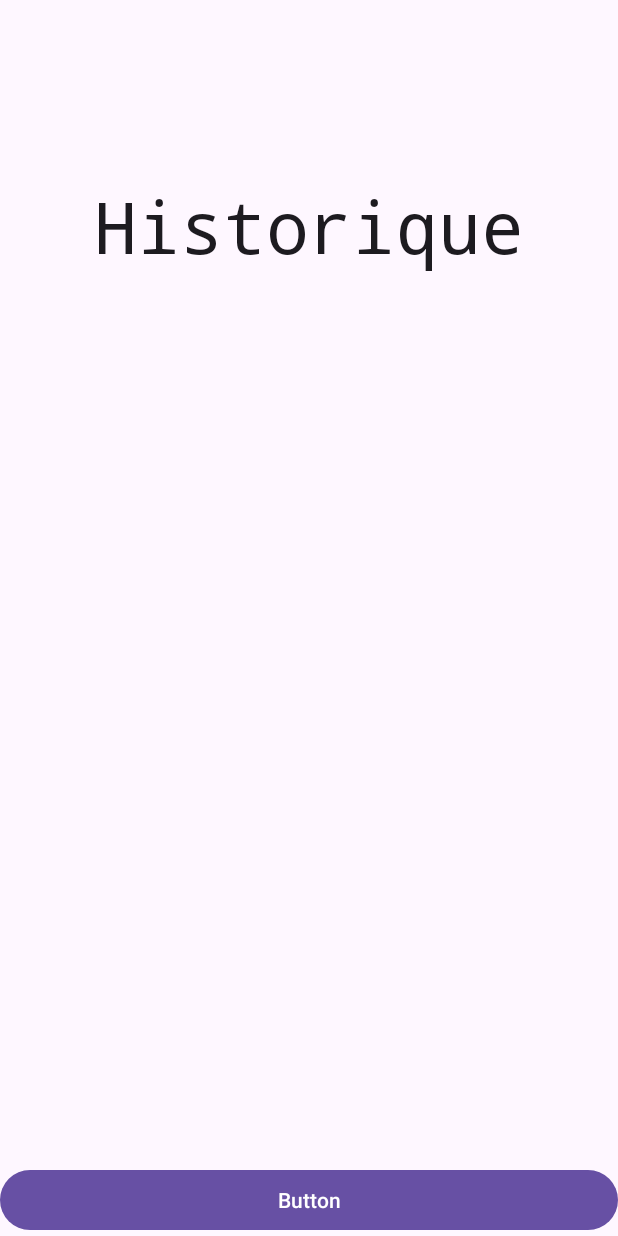
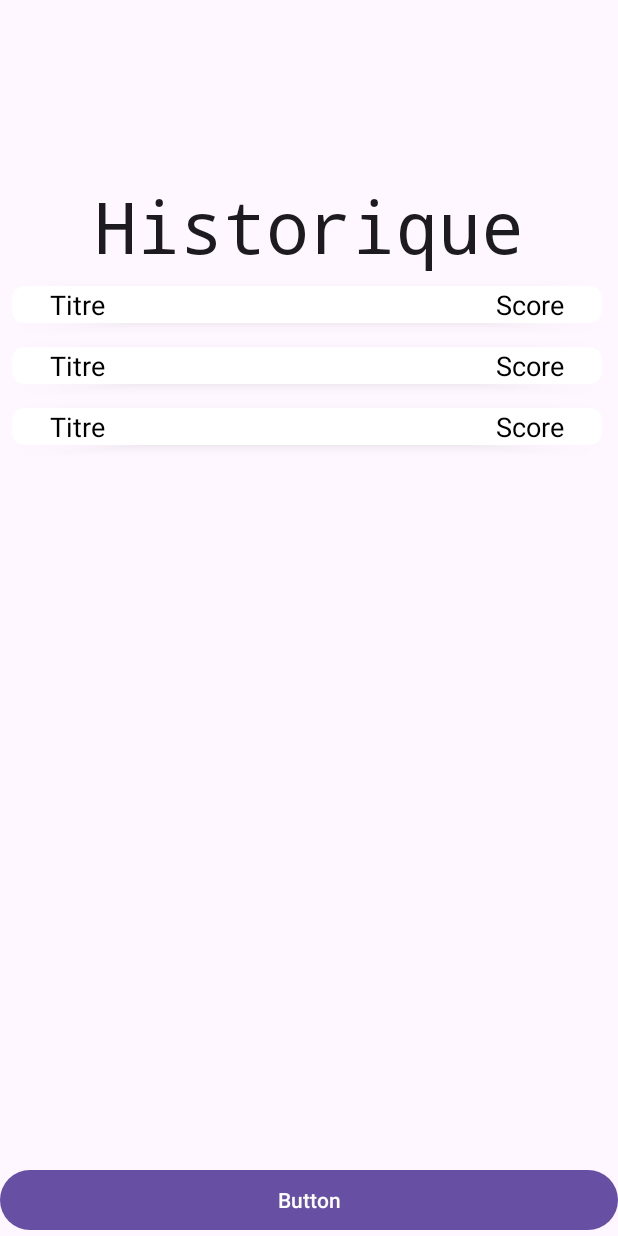
Before and after one commit to Bifmann/JoQuiz, an Android app: the layout historique.xml on its own in the app's theme, with its tools: preview values and no code run, on a phone screen of 412 x 824 dp. Run offline under Robolectric (Android 15) with nearby library versions, the phone set to English and light mode, and no system bars.

Commit message:
Update de l'historique, Affichage de donnée fonctionne !!!
Création d'un nouveau recycleview pour la classe historique

```diff
--- a/JoQuizApp/app/src/main/AndroidManifest.xml
+++ b/JoQuizApp/app/src/main/AndroidManifest.xml
@@ -1,11 +1,7 @@
 <?xml version="1.0" encoding="utf-8"?>
 <manifest xmlns:android="http://schemas.android.com/apk/res/android"
     xmlns:tools="http://schemas.android.com/tools">
-    <uses-permission android:name="android.permission.READ_EXTERNAL_STORAGE"/>
-    <uses-permission android:name="android.permission.WRITE_EXTERNAL_STORAGE"/>
-
     <application
-        android:requestLegacyExternalStorage="true"
         android:allowBackup="true"
         android:dataExtractionRules="@xml/data_extraction_rules"
         android:fullBackupContent="@xml/backup_rules"
--- a/JoQuizApp/app/src/main/res/layout/historique.xml
+++ b/JoQuizApp/app/src/main/res/layout/historique.xml
@@ -23,12 +23,13 @@
         app:layout_constraintVertical_bias="0.155" />
 
     <androidx.recyclerview.widget.RecyclerView
-        android:id="@+id/recyclerView"
+        android:id="@+id/recyclerView_Historique"
         android:layout_width="409dp"
         android:layout_height="0dp"
         app:layout_constraintBottom_toTopOf="@+id/button_retourMenu"
         app:layout_constraintStart_toStartOf="parent"
-        app:layout_constraintTop_toBottomOf="@+id/textview_TitreMenu" />
+        app:layout_constraintTop_toBottomOf="@+id/textview_TitreMenu"
+        tools:listitem="@layout/item_historique"/>
 
     <Button
         android:id="@+id/button_retourMenu"
@@ -38,5 +39,5 @@
         app:layout_constraintBottom_toBottomOf="parent"
         app:layout_constraintEnd_toEndOf="parent"
         app:layout_constraintStart_toStartOf="parent"
-        app:layout_constraintTop_toBottomOf="@+id/recyclerView" />
+        app:layout_constraintTop_toBottomOf="@+id/recyclerView_Historique" />
 </androidx.constraintlayout.widget.ConstraintLayout>
--- a/JoQuizApp/app/src/main/res/layout/item_historique.xml
+++ b/JoQuizApp/app/src/main/res/layout/item_historique.xml
@@ -1,6 +1,39 @@
-<?xml version="1.0" encoding="utf-8"?>
-<androidx.constraintlayout.widget.ConstraintLayout xmlns:android="http://schemas.android.com/apk/res/android"
+<androidx.cardview.widget.CardView
+    xmlns:android="http://schemas.android.com/apk/res/android"
+    xmlns:app="http://schemas.android.com/apk/res-auto"
     android:layout_width="match_parent"
-    android:layout_height="match_parent">
+    android:layout_height="wrap_content"
+    app:cardCornerRadius="8dp"
+    app:cardElevation="4dp"
+    android:layout_margin="8dp">
 
-</androidx.constraintlayout.widget.ConstraintLayout>
+    <androidx.constraintlayout.widget.ConstraintLayout
+        android:layout_width="match_parent"
+        android:layout_height="wrap_content">
+
+        <TextView
+            android:id="@+id/textview_TitreHistoriqueQuiz"
+            android:layout_width="wrap_content"
+            android:layout_height="wrap_content"
+            android:layout_marginStart="25dp"
+            android:text="Titre"
+            android:textSize="18sp"
+            android:textColor="@android:color/black"
+            app:layout_constraintBottom_toBottomOf="parent"
+            app:layout_constraintStart_toStartOf="parent"
+            app:layout_constraintTop_toTopOf="parent" />
+
+        <TextView
+            android:id="@+id/textview_ScoreHistoriqueQuiz"
+            android:layout_width="wrap_content"
+            android:layout_height="wrap_content"
+            android:layout_marginEnd="25dp"
+            android:text="Score"
+            android:textSize="18sp"
+            android:textColor="@android:color/black"
+            app:layout_constraintBottom_toBottomOf="parent"
+            app:layout_constraintEnd_toEndOf="parent"
+            app:layout_constraintTop_toTopOf="parent" />
+
+    </androidx.constraintlayout.widget.ConstraintLayout>
+</androidx.cardview.widget.CardView>
```
Also changed, not shown: JoQuizApp/app/src/main/java/com/example/joquiz/Historique.kt (+33 -0 lines), JoQuizApp/app/src/main/java/com/example/joquiz/HistoriqueAdapter.kt (+30 -3 lines), JoQuizApp/app/src/main/java/com/example/joquiz/Questions.kt (+3 -4 lines), JoQuizApp/app/src/main/java/com/example/joquiz/QuizList.kt (+0 -7 lines).
